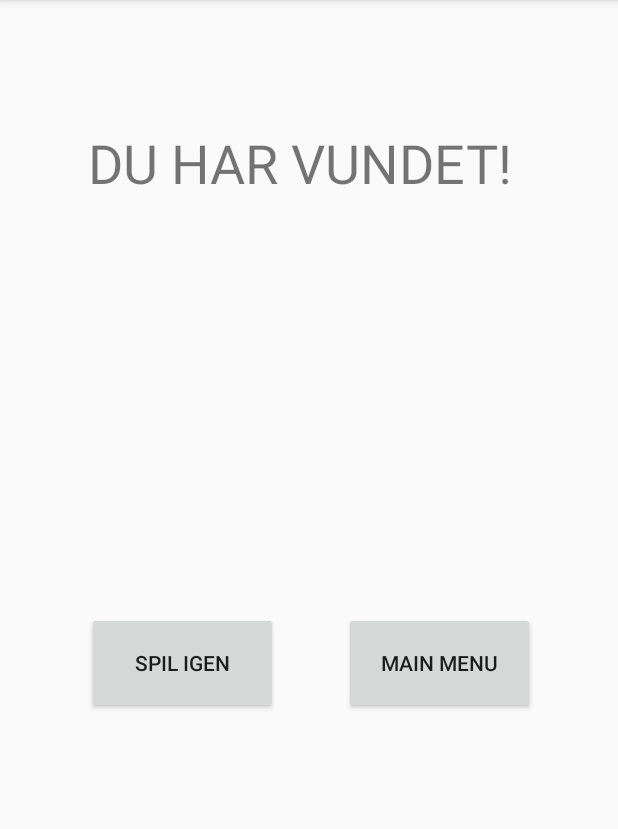
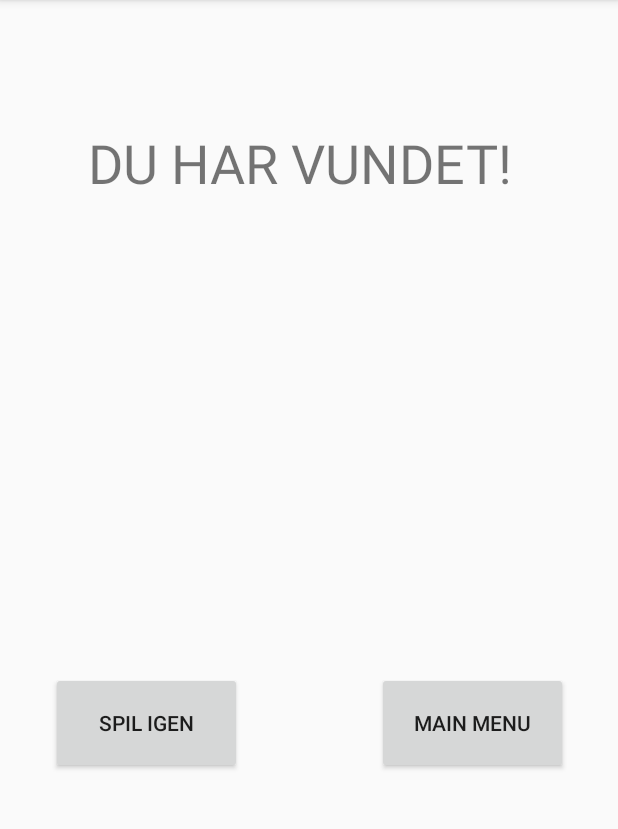
Before and after one commit to mcmalloy/MarksGalgeLeg, an Android app: the WinActivity screen opened directly, with no data from a screen before it, on a phone screen of 412 x 824 dp, the part 84-913 px from its top. Run offline under Robolectric (Android 15) with nearby library versions, the phone set to English and light mode, and no system bars.

Commit message:
Fixed WinActivity by actually defining the two buttons this time! My bad Jacob, I must have been sleepy when I worked on it the last time :)

```diff
--- a/app/src/main/java/com/example/marksgalgeleg/Galgelogik.java
+++ b/app/src/main/java/com/example/marksgalgeleg/Galgelogik.java
@@ -29,7 +29,7 @@ public class Galgelogik {
 //    muligeOrd.add("skovsnegl");
 //    muligeOrd.add("solsort");
 //    muligeOrd.add("nitten");
-      muligeOrd.add("bil");
+    muligeOrd.add("bil");
     nulstil();
   }
 
--- a/app/src/main/java/com/example/marksgalgeleg/GameActivity.java
+++ b/app/src/main/java/com/example/marksgalgeleg/GameActivity.java
@@ -35,7 +35,7 @@ public class GameActivity extends AppCompatActivity {
         final TextView debugWord = (TextView) findViewById(R.id.ActualWord);
         final TextView synligtOrd = (TextView) findViewById(R.id.synligtord);
 
-            debugWord.append("DEBUG, Ordet i denne runde er: "+ spil.getOrdet());
+            // debugWord.append("DEBUG, Ordet i denne runde er: "+ spil.getOrdet());
             synligtOrd.setText(spil.getSynligtOrd());
 
             gætKnap = (Button) findViewById(R.id.GuessButton);
--- a/app/src/main/java/com/example/marksgalgeleg/WinActivity.java
+++ b/app/src/main/java/com/example/marksgalgeleg/WinActivity.java
@@ -1,13 +1,8 @@
 package com.example.marksgalgeleg;
 import android.content.Intent;
 import android.os.Bundle;
-import android.view.Menu;
 import android.view.View;
 import android.widget.Button;
-import android.widget.EditText;
-import android.widget.ImageView;
-import android.widget.TextView;
-import android.widget.Toast;
 
 import androidx.appcompat.app.AppCompatActivity;
 
@@ -27,18 +22,21 @@ public class WinActivity extends AppCompatActivity {
     public void listenToButtons(){
         // Capture button clicks
         //TODO: Currently  this activity does not allow buttons. Returns a nullpointerexception??
-//        RestartGameButton.setOnClickListener(new View.OnClickListener() {
-//            public void onClick(View arg0) {
-//                System.out.println("play again");
-//                playAgain();
-//            }
-//        });
-//        ReturnMainMenuButton.setOnClickListener(new View.OnClickListener() {
-//            public void onClick(View arg0) {
-//                System.out.println("main menu");
-//                GotoMenu();
-//            }
-//        });
+        RestartGameButton = findViewById(R.id.playAgain);
+        ReturnMainMenuButton = findViewById(R.id.goToMainMenu);
+
+        RestartGameButton.setOnClickListener(new View.OnClickListener() {
+            public void onClick(View arg0) {
+                System.out.println("play again");
+                playAgain();
+            }
+        });
+        ReturnMainMenuButton.setOnClickListener(new View.OnClickListener() {
+            public void onClick(View arg0) {
+                System.out.println("main menu");
+                GotoMenu();
+            }
+        });
     }
 
     public void playAgain(){
--- a/app/src/main/res/layout/activity_winstate.xml
+++ b/app/src/main/res/layout/activity_winstate.xml
@@ -21,25 +21,27 @@
         app:layout_constraintTop_toTopOf="parent" />
 
     <Button
-        android:id="@+id/RestartGame"
+        android:id="@+id/playAgain"
         android:layout_width="127dp"
         android:layout_height="68dp"
-        android:layout_marginTop="275dp"
+        android:layout_marginStart="56dp"
+        android:layout_marginEnd="46dp"
+        android:layout_marginBottom="252dp"
         android:text="Spil Igen"
-        app:layout_constraintEnd_toEndOf="parent"
-        app:layout_constraintHorizontal_bias="0.204"
-        app:layout_constraintStart_toStartOf="parent"
-        app:layout_constraintTop_toBottomOf="@+id/winText" />
+        app:layout_constraintBottom_toBottomOf="parent"
+        app:layout_constraintEnd_toStartOf="@+id/goToMainMenu"
+        app:layout_constraintStart_toStartOf="parent" />
 
     <Button
-        android:id="@+id/restartGame"
+        android:id="@+id/goToMainMenu"
         android:layout_width="127dp"
         android:layout_height="68dp"
         android:layout_marginStart="44dp"
-        android:layout_marginTop="275dp"
         android:layout_marginEnd="56dp"
+        android:layout_marginBottom="252dp"
         android:text="Main Menu"
+        app:layout_constraintBottom_toBottomOf="parent"
         app:layout_constraintEnd_toEndOf="parent"
-        app:layout_constraintStart_toEndOf="@+id/RestartGame"
-        app:layout_constraintTop_toBottomOf="@+id/winText" />
+        app:layout_constraintHorizontal_bias="1.0"
+        app:layout_constraintStart_toEndOf="@+id/playAgain" />
 </androidx.constraintlayout.widget.ConstraintLayout>
--- a/build.gradle
+++ b/build.gradle
@@ -7,7 +7,7 @@ buildscript {
 
     }
     dependencies {
-        classpath 'com.android.tools.build:gradle:3.5.1'
+        classpath 'com.android.tools.build:gradle:3.5.2'
 
         // NOTE: Do not place your application dependencies here; they belong
         // in the individual module build.gradle files
```
Also changed, not shown: app/src/main/res/layout/activity_second.xml (+15 -16 lines).
